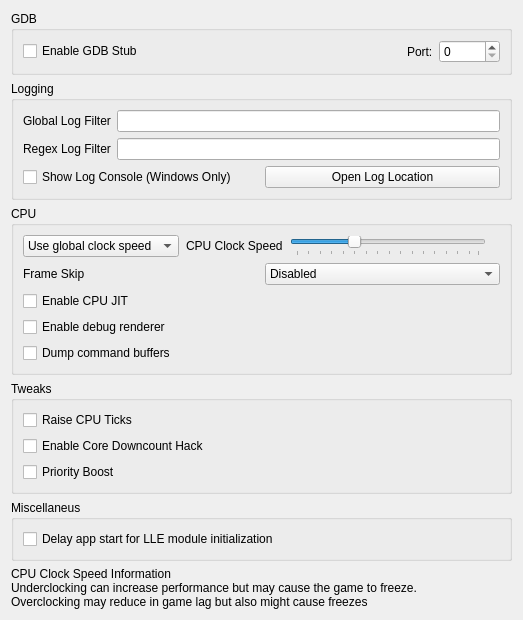
First picture: the form in src/citra_qt/configuration/configure_debug.ui, repository kleidis/citra-enhanced, before the edit.
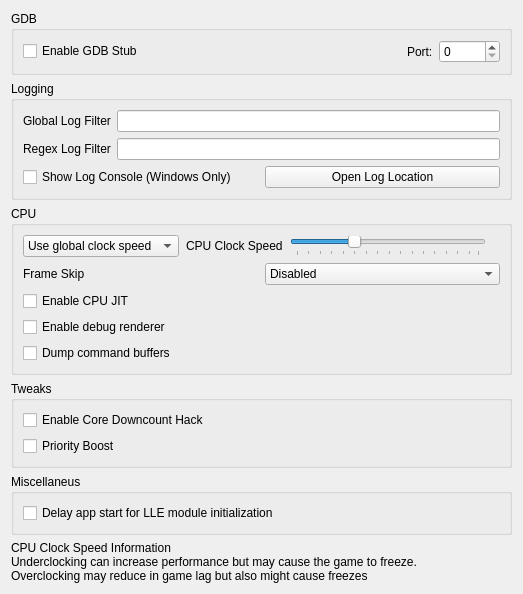
Second picture: the form after the edit.

Commit message: Android & PC: Switch Raise CPU Ticks to General section

```diff
--- a/src/citra_qt/configuration/configure_debug.ui
+++ b/src/citra_qt/configuration/configure_debug.ui
@@ -291,17 +291,7 @@
       <string>Tweaks</string>
      </property>
      <layout class="QGridLayout" name="gridLayout_3">
-     <item row="1" column="0">
-       <widget class="QCheckBox" name="toggle_raise_cpu_ticks">
-        <property name="toolTip">
-         <string>&lt;html&gt;&lt;head/&gt;&lt;body&gt;&lt;p&gt;Sets 16000 CPU ticks. May improve the performance or decrease, depending of the game or if it is a low-end device&lt;/p&gt;&lt;/body&gt;&lt;/html&gt;</string>
-        </property>
-        <property name="text">
-         <string>Raise CPU Ticks</string>
-        </property>
-       </widget>
-      </item>
-      <item row="2" column="0">
+      <item row="1" column="0">
        <widget class="QCheckBox" name="toggle_core_downcount_hack">
         <property name="toolTip">
          <string>&lt;html&gt;&lt;head/&gt;&lt;body&gt;&lt;p&gt;When enabled, core downcount will be limited to a smaller time slice, reducing CPU usage. It may reduce the performance, or might help for low-end devices or GPU hungry games&lt;/p&gt;&lt;/body&gt;&lt;/html&gt;</string>
@@ -311,7 +301,7 @@
         </property>
        </widget>
       </item>
-      <item row="3" column="0">
+      <item row="2" column="0">
        <widget class="QCheckBox" name="toggle_priority_boost">
         <property name="toolTip">
          <string>&lt;html&gt;&lt;head/&gt;&lt;body&gt;&lt;p&gt;Boost low priority starved threads during kernel rescheduling. This might improve the performance&lt;/p&gt;&lt;/body&gt;&lt;/html&gt;</string>
```
The commit also changes 8 other files.
